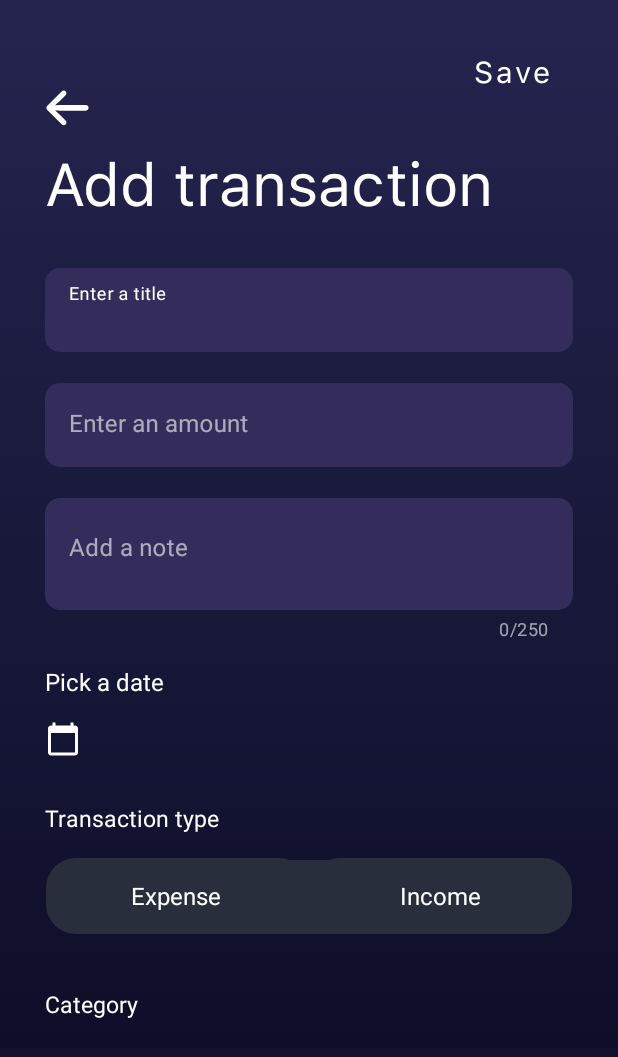
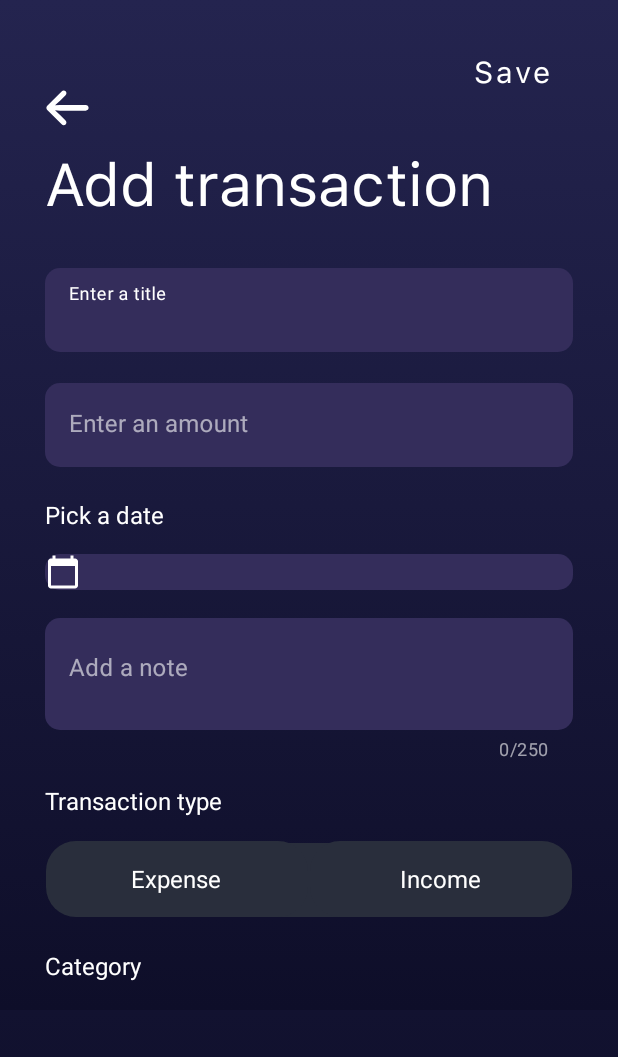
Before and after one commit to Misanea777/budget-_planner, an Android app: the layout fragment_add_transaction.xml on its own in the app's theme, with its tools: preview values and no code run, on a phone screen of 412 x 824 dp. Shown: the top 1057 px of the screen. Run offline under Robolectric (Android 15) with nearby library versions, the phone set to English and light mode, and no system bars; network calls fail.

Commit message:
add transaction buggfixes

```diff
--- /dev/null
+++ b/app/src/main/java/com/endava/internship/mobile/budgetplanner/util/validators/LiveDataStepValidatorResolver.kt
@@ -0,0 +1,5 @@
+package com.endava.internship.mobile.budgetplanner.util.validators
+
+class LiveDataStepValidatorResolver(private val validators: List<LiveDataValidator>) {
+    fun isValid(): Boolean = validators.fold(true) { isValid, item -> isValid && item.isValid() }
+}
--- a/app/src/main/res/layout/fragment_add_transaction.xml
+++ b/app/src/main/res/layout/fragment_add_transaction.xml
@@ -127,7 +127,7 @@
                 android:theme="@style/TextInputLayoutOverlay"
                 app:layout_constraintEnd_toEndOf="parent"
                 app:layout_constraintStart_toStartOf="parent"
-                app:layout_constraintTop_toBottomOf="@+id/input_amount">
+                app:layout_constraintTop_toBottomOf="@+id/calendar_error">
 
                 <com.google.android.material.textfield.TextInputEditText
                     android:id="@+id/edit_text_add_note"
@@ -155,8 +155,7 @@
                 android:textColor="@color/white"
                 android:textSize="@dimen/text_size_tiny"
                 android:layout_marginStart="@dimen/default_margin"
-                android:layout_marginTop="@dimen/text_size_tiny"
-                app:layout_constraintTop_toBottomOf="@+id/add_note_title"
+                app:layout_constraintTop_toBottomOf="@+id/input_amount"
                 app:layout_constraintStart_toStartOf="parent"/>
 
             <TextView
@@ -167,25 +166,36 @@
                 android:layout_marginHorizontal="@dimen/default_margin"
                 app:layout_constraintEnd_toEndOf="parent"
                 android:drawablePadding="@dimen/text_size_tiny"
+                android:background="@drawable/text_field_background"
+                android:text="@{viewModel.selectedDate}"
                 android:textColor="@color/white"
                 android:textSize="@dimen/text_size_tiny"
                 app:layout_constraintStart_toStartOf="parent"
                 app:layout_constraintTop_toBottomOf="@+id/calendar_title"
                 app:drawableStartCompat="@drawable/ic_calendar" />
 
-
+            <TextView
+                android:id="@+id/calendar_error"
+                android:layout_width="wrap_content"
+                android:layout_height="wrap_content"
+                app:layout_constraintTop_toBottomOf="@+id/calendar_text"
+                app:layout_constraintStart_toStartOf="parent"
+                android:textColor="@android:color/holo_red_dark"
+                android:textSize="@dimen/text_size_extremely_tiny"
+                android:layout_marginStart="@dimen/default_margin"
+                android:text="@{viewModel.selectedDateValidator.error}"/>
 
             <TextView
                 android:id="@+id/textView"
                 android:layout_width="wrap_content"
                 android:layout_height="wrap_content"
-                android:layout_marginTop="@dimen/default_margin"
+                android:layout_marginTop="@dimen/margin_small"
                 android:layout_marginStart="@dimen/default_margin"
                 android:text="Transaction type"
                 android:textColor="@color/white"
-                android:textSize="@dimen/margin_small"
+                android:textSize="@dimen/text_size_tiny"
                 app:layout_constraintStart_toStartOf="parent"
-                app:layout_constraintTop_toBottomOf="@+id/calendar_text" />
+                app:layout_constraintTop_toBottomOf="@+id/add_note_title" />
 
             <RadioGroup
                 android:id="@+id/transaction_type_radio_group"
@@ -242,11 +252,11 @@
                 android:id="@+id/dasd"
                 android:layout_width="wrap_content"
                 android:layout_height="wrap_content"
-                android:layout_marginTop="@dimen/default_margin"
+                android:layout_marginTop="@dimen/margin_small"
                 android:layout_marginStart="@dimen/default_margin"
                 android:text="Category"
                 android:textColor="@color/white"
-                android:textSize="@dimen/margin_small"
+                android:textSize="@dimen/text_size_tiny"
                 app:layout_constraintStart_toStartOf="parent"
                 app:layout_constraintTop_toBottomOf="@+id/transaction_type_radio_group" />
 
@@ -271,7 +281,7 @@
                 android:textColor="@android:color/holo_red_dark"
                 android:textSize="@dimen/text_size_extremely_tiny"
                 android:layout_marginStart="@dimen/default_margin"
-                android:text="@{viewModel.selectedCategoryNameError}"/>
+                android:text="@{viewModel.selectedCategoryNameValidator.error}"/>
 
         </androidx.constraintlayout.widget.ConstraintLayout>
     </ScrollView>
```
Also changed, not shown: app/src/main/java/com/endava/internship/mobile/budgetplanner/ui/transaction/AddTransactionFragment.kt (+6 -7 lines), app/src/main/java/com/endava/internship/mobile/budgetplanner/ui/transaction/AddTransactionViewModel.kt (+52 -40 lines), app/src/main/java/com/endava/internship/mobile/budgetplanner/util/validators/LiveDataValidator.kt (+9 -2 lines).
